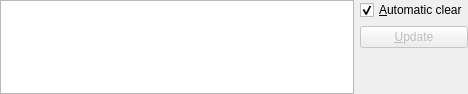
The window that src/frontends/qt4/ui/ProgressViewUi.ui (cburschka/lyx) describes before a commit, drawn with Qt 5.
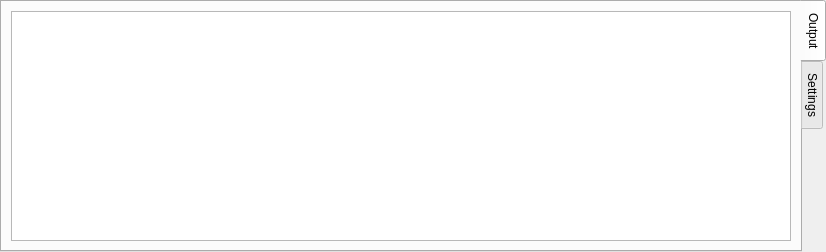
The same window after the commit.

Commit message: Introduce tabs for debug window after hard figth with designer. If only I know how to get rid of the useless vertical spaces in tabbar.

Patch:
```diff
--- a/src/frontends/qt4/ui/ProgressViewUi.ui
+++ b/src/frontends/qt4/ui/ProgressViewUi.ui
@@ -5,8 +5,8 @@
    <rect>
     <x>0</x>
     <y>0</y>
-    <width>468</width>
-    <height>94</height>
+    <width>826</width>
+    <height>252</height>
    </rect>
   </property>
   <property name="windowTitle" >
@@ -19,7 +19,7 @@
    <property name="spacing" >
     <number>6</number>
    </property>
-   <item row="0" column="1" >
+   <item row="1" column="1" >
     <layout class="QVBoxLayout" >
      <property name="spacing" >
       <number>6</number>
@@ -28,56 +28,122 @@
       <number>0</number>
      </property>
      <item>
-      <widget class="QCheckBox" name="autoClearCB" >
-       <property name="toolTip" >
-        <string>Automatic cleanup of the window before LaTeX compilation proceeds</string>
-       </property>
-       <property name="text" >
-        <string>&amp;Automatic clear</string>
-       </property>
-       <property name="checked" >
-        <bool>true</bool>
-       </property>
-      </widget>
-     </item>
-     <item>
-      <widget class="QPushButton" name="updatePB" >
+      <widget class="QTabWidget" name="tabWidget" >
        <property name="enabled" >
+        <bool>true</bool>
+       </property>
+       <property name="baseSize" >
+        <size>
+         <width>0</width>
+         <height>0</height>
+        </size>
+       </property>
+       <property name="acceptDrops" >
         <bool>false</bool>
        </property>
-       <property name="text" >
-        <string>&amp;Update</string>
+       <property name="layoutDirection" >
+        <enum>Qt::LeftToRight</enum>
        </property>
+       <property name="autoFillBackground" >
+        <bool>false</bool>
+       </property>
+       <property name="tabPosition" >
+        <enum>QTabWidget::East</enum>
+       </property>
+       <property name="tabShape" >
+        <enum>QTabWidget::Rounded</enum>
+       </property>
+       <property name="currentIndex" >
+        <number>0</number>
+       </property>
+       <property name="iconSize" >
+        <size>
+         <width>16</width>
+         <height>16</height>
+        </size>
+       </property>
+       <property name="usesScrollButtons" >
+        <bool>true</bool>
+       </property>
+       <widget class="QWidget" name="tab" >
+        <attribute name="title" >
+         <string>Output</string>
+        </attribute>
+        <layout class="QGridLayout" name="gridLayout" >
+         <item row="0" column="0" >
+          <widget class="QTextEdit" name="outTE" >
+           <property name="sizePolicy" >
+            <sizepolicy vsizetype="Ignored" hsizetype="Expanding" >
+             <horstretch>1</horstretch>
+             <verstretch>0</verstretch>
+            </sizepolicy>
+           </property>
+           <property name="maximumSize" >
+            <size>
+             <width>16777215</width>
+             <height>16777215</height>
+            </size>
+           </property>
+           <property name="frameShape" >
+            <enum>QFrame::StyledPanel</enum>
+           </property>
+           <property name="frameShadow" >
+            <enum>QFrame::Sunken</enum>
+           </property>
+           <property name="lineWidth" >
+            <number>1</number>
+           </property>
+           <property name="readOnly" >
+            <bool>true</bool>
+           </property>
+          </widget>
+         </item>
+        </layout>
+       </widget>
+       <widget class="QWidget" name="tab_2" >
+        <attribute name="title" >
+         <string>Settings</string>
+        </attribute>
+        <widget class="QCheckBox" name="autoClearCB" >
+         <property name="geometry" >
+          <rect>
+           <x>22</x>
+           <y>10</y>
+           <width>144</width>
+           <height>19</height>
+          </rect>
+         </property>
+         <property name="toolTip" >
+          <string>Automatic cleanup of the window before LaTeX compilation proceeds</string>
+         </property>
+         <property name="text" >
+          <string>&amp;Automatic clear</string>
+         </property>
+         <property name="checked" >
+          <bool>true</bool>
+         </property>
+        </widget>
+        <widget class="QPushButton" name="updatePB" >
+         <property name="enabled" >
+          <bool>false</bool>
+         </property>
+         <property name="geometry" >
+          <rect>
+           <x>16</x>
+           <y>35</y>
+           <width>75</width>
+           <height>24</height>
+          </rect>
+         </property>
+         <property name="text" >
+          <string>&amp;Update</string>
+         </property>
+        </widget>
+       </widget>
       </widget>
      </item>
-     <item>
-      <spacer>
-       <property name="orientation" >
-        <enum>Qt::Vertical</enum>
-       </property>
-       <property name="sizeHint" stdset="0" >
-        <size>
-         <width>20</width>
-         <height>1</height>
-        </size>
-       </property>
-      </spacer>
-     </item>
     </layout>
    </item>
-   <item row="0" column="0" >
-    <widget class="QTextEdit" name="outTE" >
-     <property name="sizePolicy" >
-      <sizepolicy vsizetype="Ignored" hsizetype="Expanding" >
-       <horstretch>0</horstretch>
-       <verstretch>0</verstretch>
-      </sizepolicy>
-     </property>
-     <property name="readOnly" >
-      <bool>true</bool>
-     </property>
-    </widget>
-   </item>
   </layout>
  </widget>
  <tabstops>
```
Left out of the diff: 4 changed lines with no effect on the pictures.
